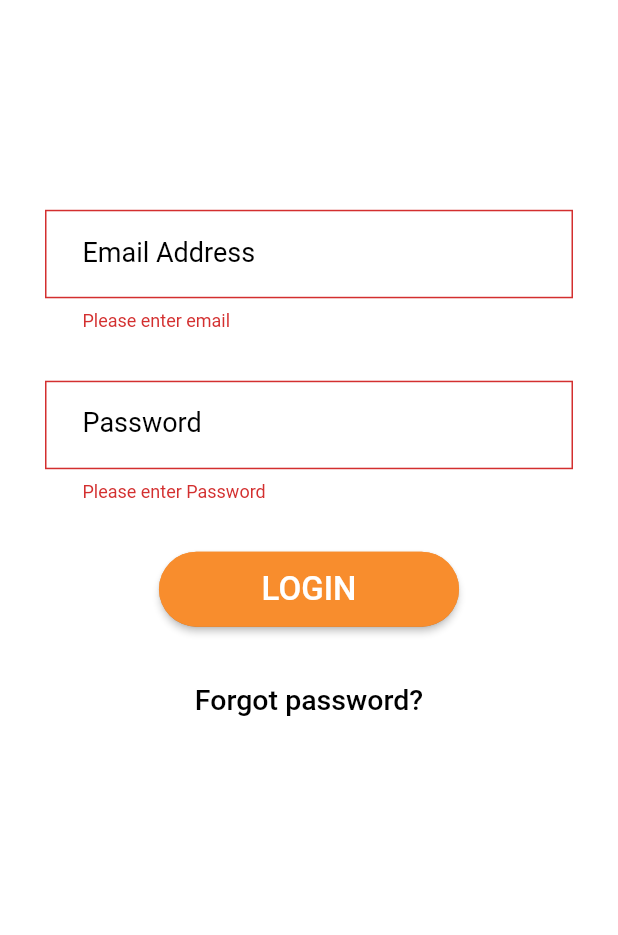
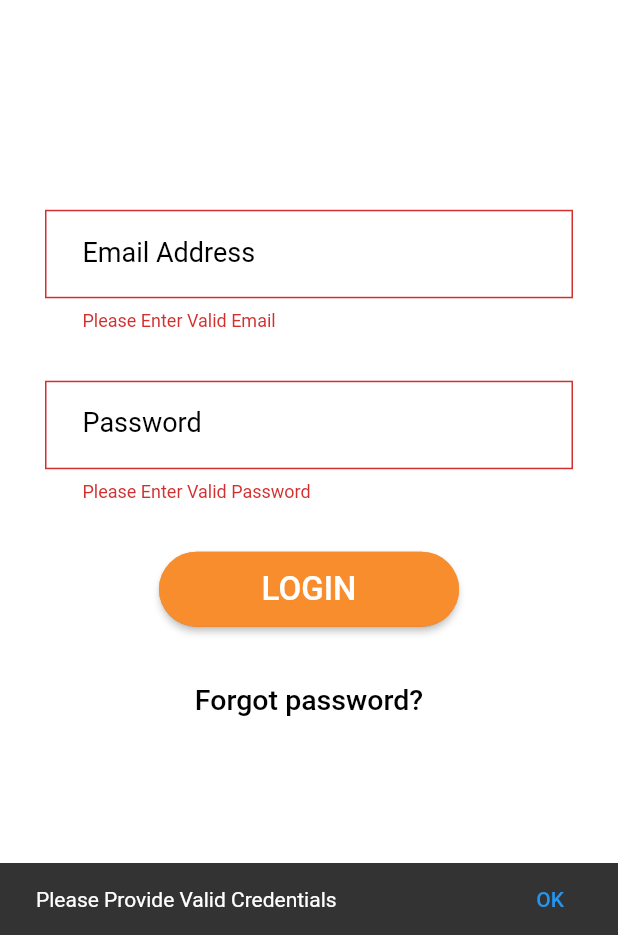
Before and after one commit to vmritsolution/id_works_afhsgear, a Flutter app: the screen it shows after launch, after a tap on "LOGIN", on a phone screen of 412 x 824 dp, the part 301-1236 px from its top. Run offline on Flutter 3.47's test engine with Material 2 defaults, Android fonts, the phone set to English and light mode, and no system bars; our stand-ins replace flutter_spinkit, flutter_svg, shared_preferences, webview_flutter.

Commit message:
issues fixes

```diff
--- a/lib/LoginScreen.dart
+++ b/lib/LoginScreen.dart
@@ -26,6 +26,8 @@ class _LoginScreenState extends State<LoginScreen> {
   final TextEditingController emailController = TextEditingController();
   final TextEditingController passwordController = TextEditingController();
   var baseUrl = Uri.parse('https://www.afhsgear.com/api/');
+  bool _isEmailValid=false;
+  bool _isPasswordValid=false;
 
   Widget build(BuildContext scaffoldContext) {
     return Platform.isIOS
@@ -118,9 +120,18 @@ class _LoginScreenState extends State<LoginScreen> {
       children: [
         //added
         TextFormField(
+          textInputAction: TextInputAction.next,
             validator: (value) {
               if (value!.isEmpty) {
-              return 'Please enter email';
+                _isEmailValid=false;
+                return 'Please Enter Valid Email';
+              }else {
+                if (isEmailValid(value)) {
+                  _isEmailValid = true;
+                  return '';
+                } else {
+                  return 'Please Enter Valid Email';
+                }
               }
             },
           controller: emailController,
@@ -145,10 +156,14 @@ class _LoginScreenState extends State<LoginScreen> {
         ),
         SizedBox(height: mediaQuery.height * 0.04),
         TextFormField(
-          //added
+          textInputAction: TextInputAction.done,
           validator: (value) {
             if (value!.isEmpty) {
-              return 'Please enter Password';
+              _isPasswordValid=false;
+              return 'Please Enter Valid Password';
+            }else {
+                _isPasswordValid = true;
+                return '';
             }
           },
           controller: passwordController,
@@ -173,6 +188,11 @@ class _LoginScreenState extends State<LoginScreen> {
         ),
       ],
     );
+  }
+  bool isEmailValid(String value) {
+    Pattern pattern = r'^(([^<>()[\]\\.,;:\s@\"]+(\.[^<>()[\]\\.,;:\s@\"]+)*)|(\".+\"))@((\[[0-9]{1,3}\.[0-9]{1,3}\.[0-9]{1,3}\.[0-9]{1,3}\])|(([a-zA-Z\-0-9]+\.)+[a-zA-Z]{2,}))$';
+    RegExp regex =  RegExp(pattern.toString());
+    return (!regex.hasMatch(value)) ? false : true;
   }
 
   Widget _cupertinoTextField() {
@@ -207,7 +227,17 @@ class _LoginScreenState extends State<LoginScreen> {
             onPressed: () {
               //added
               _formKey.currentState!.validate();
-
+/*
+              if(_formKey.currentState!.validate()){
+                }
+*/
+              if(_isEmailValid&&_isPasswordValid){
+                _submitDialog(context);
+                authenticateUser(emailController.text, passwordController.text);
+              }else{
+                _showSnackBar(context,"Please Provide Valid Credentials");
+              }
+/*
               if (_formKey.currentState!.validate()) {
                 showDialog(
                   context: logInContext,
@@ -220,8 +250,9 @@ class _LoginScreenState extends State<LoginScreen> {
                     );
                   },
                 );
+
               }
-              authenticateUser(emailController.text, passwordController.text);
+*/
 /*
                 Navigator.push(
                   context,
@@ -254,9 +285,12 @@ class _LoginScreenState extends State<LoginScreen> {
         style: TextStyle(color: Colors.white, fontSize: 28),
       ),
       onPressed: () {
+        if(_isEmailValid&&_isPasswordValid){
+          _submitDialog(context);
           authenticateUser(emailController.text, passwordController.text);
-        debugPrint("heyEmail:" + emailController.text);
-        // authenticate(emailController.text, passwordController.text);
+        }else{
+          _showSnackBar(context,"Please Provide Valid Credentials");
+        }
 /*
         Navigator.push(
           context,
@@ -330,29 +364,31 @@ class _LoginScreenState extends State<LoginScreen> {
         'siteID': "450",
       });
       _response = response.statusCode; // added
+      print(response.body);
       switch (response.statusCode) {
         case 200:
-          _showSnackBar();
-          print('statuscode =  ${response.statusCode}');
+          _formKey.currentState!.validate();
+          Navigator.pop(context);
             _apiResponse.Data = User.fromJson(json.decode(response.body));
-          print('_apiResponse ${_apiResponse.Data}');
+          print("heyres:${(_apiResponse.Data as User).message}");
           _saveAndRedirectToHome(_apiResponse);
-          print(
-              '_apiResponse.Data as User).message = ${(_apiResponse.Data as User).message}');
-          // if ((_apiResponse.Data as User).message == '') {}
-
+          // }
           break;
-        case 401:
+        case 400:
+          Navigator.pop(context);
           _apiResponse.ApiError = ApiError.fromJson(json.decode(response.body));
-          _showSnackBar(); //added
+          _showSnackBar(context,"Something Went Wrong,Please try again!"); //added
           break;
         default:
+          Navigator.pop(context);
           _apiResponse.ApiError = ApiError.fromJson(json.decode(response.body));
-          _showSnackBar(); //added
+          _showSnackBar(context,"Something Went Wrong,Please try again!!"); //added
           break;
       }
     } on SocketException {
+      Navigator.pop(context);
       _apiResponse.ApiError = ApiError(error: "Server error. Please retry");
+      _showSnackBar(context,"Server error. Please retry"); //added
     }
     return _apiResponse;
   }
@@ -374,15 +410,50 @@ class _LoginScreenState extends State<LoginScreen> {
   }
 
   //added
-  void _showSnackBar() {
+/*
+  void _showSnackBar(BuildContext context) {
     Builder(builder: (context) {
       return SnackBar(
-        content: const Text("Something Went Wrong"),
+        content: const Text("Something Went Wrong,Please try again"),
         action: SnackBarAction(
-          label: "undo",
+          label: "Ok",
           onPressed: () {},
         ),
       );
     });
   }
+*/
+
+  Future<Null> _submitDialog(BuildContext context) async {
+    return await showDialog<Null>(
+        context: context,
+        barrierDismissible: false,
+        builder: (BuildContext context) {
+          return const SimpleDialog(
+            elevation: 0.0,
+            backgroundColor: Colors.transparent,
+            children: <Widget>[
+              Center(
+                child: SpinKitCircle(color: Color(0xFFf88d2a))
+              )
+            ],
+          );
+        });
   }
+  void _showSnackBar(BuildContext context,String message) {
+    final snackBar = SnackBar(
+      content: Text(message),
+      action: SnackBarAction(
+        label: 'OK',
+        onPressed: () {
+          // Some code to undo the change.
+        },
+      ),
+    );
+
+    // Find the ScaffoldMessenger in the widget tree
+    // and use it to show a SnackBar.
+    ScaffoldMessenger.of(context).showSnackBar(snackBar);
+
+  }
+}
--- a/lib/utility/User.dart
+++ b/lib/utility/User.dart
@@ -15,7 +15,7 @@ class User {
   User.fromJson(Map<String, dynamic> json) {
     _status = json['status'];
     _message =
-    (json['message'] != null ? new Message.fromJson(json['message']) : null)!;
+    (json['message'] != null ? Message.fromJson(json['message']) : json['message']);
   }
 
   Map<String, dynamic> toJson() {
```
Lines whose indentation alone changed are shown as unchanged.
